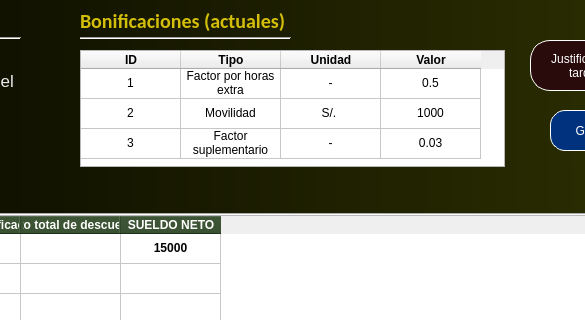
This is src/otros_recursos/GUI/TrabajadorInspeccionar.ui in JosueDanielGarciaBetancourt/CalculoSueldosProject as Qt 5 draws it before an edit; both pictures show x 400 to 985 and y 0 to 320 of the 1200 by 620 pixel window. The edited form follows.
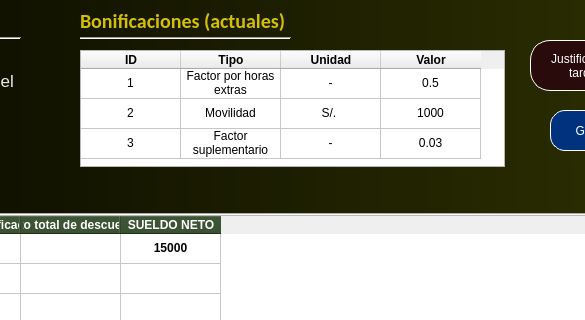
This is the edited form. Icons and pictures are not drawn.

```diff
--- a/src/otros_recursos/GUI/TrabajadorInspeccionar.ui
+++ b/src/otros_recursos/GUI/TrabajadorInspeccionar.ui
@@ -626,7 +626,7 @@
     </item>
     <item row="0" column="1">
      <property name="text">
-      <string>Factor por horas extra</string>
+      <string>Factor por horas extras</string>
      </property>
      <property name="font">
       <font>
```
